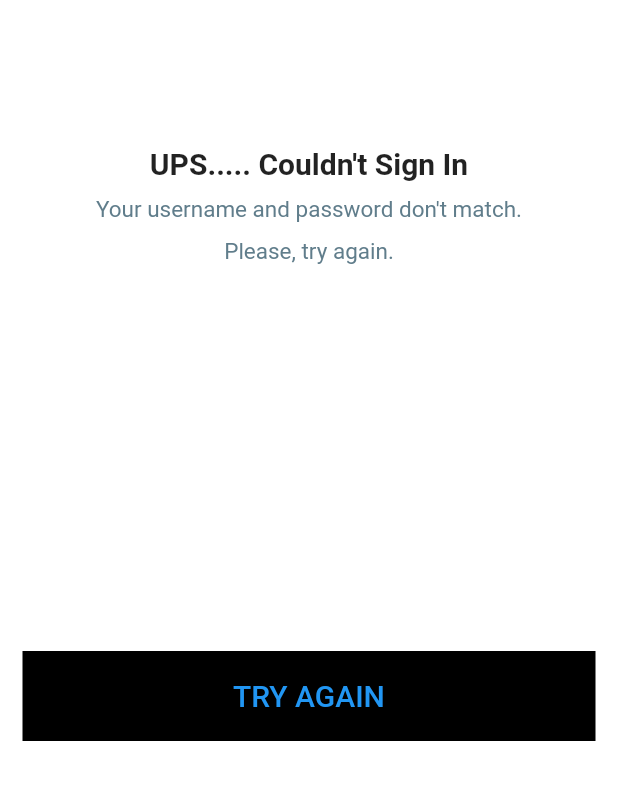
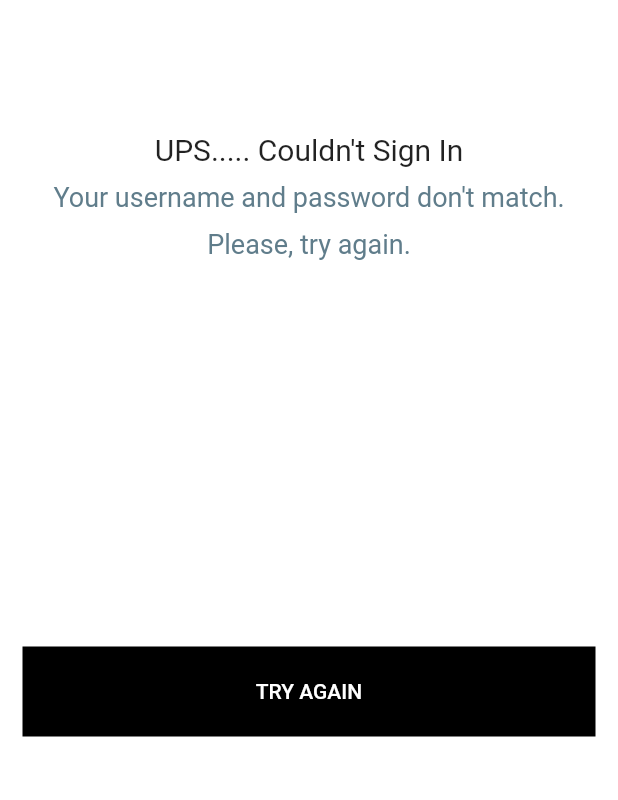
Before and after one commit to TripleT511/btnhom_tuan05, a Flutter app: the LogInFail screen opened directly, on a phone screen of 412 x 824 dp, the part 345-1145 px from its top. Run offline on Flutter 3.47's test engine with Material 2 defaults, Android fonts, the light colour scheme and no system bars; our stand-ins replace flutter_spinkit.

Commit message:
Edit size

```diff
--- a/lib/main.dart
+++ b/lib/main.dart
@@ -19,7 +19,7 @@ class MyApp extends StatelessWidget {
       theme: ThemeData(
         primarySwatch: Colors.blue,
       ),
-      home: const LogInFail(),
+      home: const LoginPage(),
     );
   }
 }
@@ -309,7 +309,7 @@ class LogInFail extends StatelessWidget {
   Widget build(BuildContext context) {
     //  Logo
     Widget _logo = Container(
-      margin: EdgeInsets.fromLTRB(0, 80, 0, 40),
+      margin: const EdgeInsets.fromLTRB(0, 80, 0, 30),
       child: Image.asset(
         'images/Logo_02.png',
         width: 150,
@@ -319,33 +319,32 @@ class LogInFail extends StatelessWidget {
     );
 
     //  TextTitle
-    Widget _TextTitle = Column(
+    Widget _textTitle = Column(
       children: [
         Container(
-          child: Text(
+          child: const Text(
             "UPS..... Couldn't Sign In",
             style: TextStyle(
               fontSize: 20,
-              fontWeight: FontWeight.bold,
             ),
           ),
         ),
         Container(
-          margin: EdgeInsets.fromLTRB(0, 10, 0, 10),
-          child: Text(
+          margin: const EdgeInsets.fromLTRB(0, 10, 0, 10),
+          child: const Text(
             "Your username and password don't match.",
             style: TextStyle(
-              fontSize: 15,
+              fontSize: 18,
               color: Colors.blueGrey,
             ),
           ),
         ),
         Container(
-          margin: EdgeInsets.only(bottom: 200),
-          child: Text(
+          margin: const EdgeInsets.only(bottom: 200),
+          child: const Text(
             "Please, try again.",
             style: TextStyle(
-              fontSize: 15,
+              fontSize: 18,
               color: Colors.blueGrey,
             ),
           ),
@@ -355,7 +354,7 @@ class LogInFail extends StatelessWidget {
 
     //  btnTryAgain
     Widget _btnTryAgain = Container(
-      margin: EdgeInsets.fromLTRB(15, 0, 15, 100),
+      margin: const EdgeInsets.fromLTRB(15, 0, 15, 103),
       child: TextButton(
         onPressed: () {
           Navigator.push(
@@ -366,16 +365,14 @@ class LogInFail extends StatelessWidget {
         style: TextButton.styleFrom(
           backgroundColor: Colors.black,
           padding: const EdgeInsets.all(10.0),
-          minimumSize: Size(500, 60),
-          shape: RoundedRectangleBorder(
+          minimumSize: const Size(500, 60),
+          shape: const RoundedRectangleBorder(
             borderRadius: BorderRadius.all(Radius.zero),
           ),
         ),
-        child: Text(
+        child: const Text(
           'TRY AGAIN',
-          style: TextStyle(
-            fontSize: 20,
-          ),
+          style: TextStyle(color: Colors.white),
         ),
       ),
     );
@@ -386,7 +383,7 @@ class LogInFail extends StatelessWidget {
           mainAxisAlignment: MainAxisAlignment.spaceBetween,
           children: [
             _logo,
-            _TextTitle,
+            _textTitle,
             _btnTryAgain,
           ],
         ),
```
